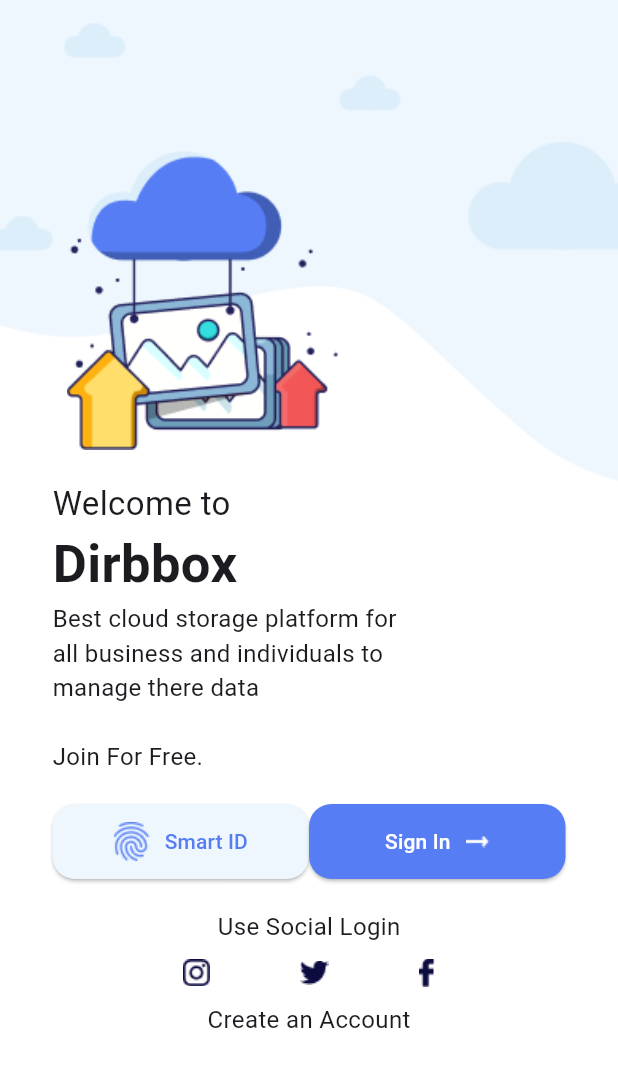
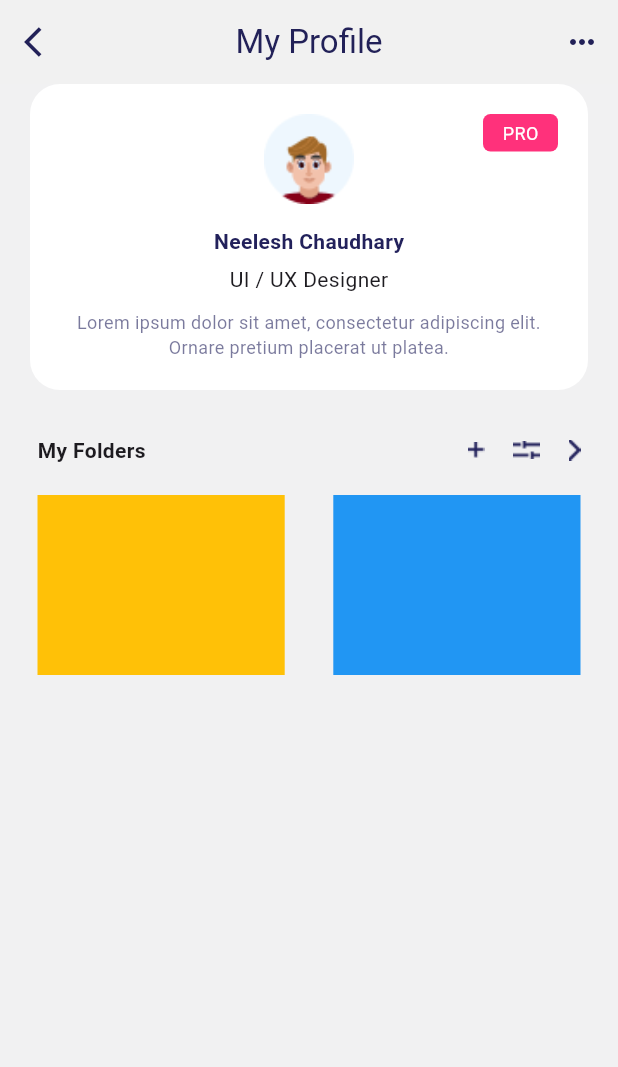
Before and after one commit to masradeen/dirbbox, a Flutter app: the screen it shows after launch, on a phone screen of 412 x 824 dp. Shown: the top 1067 px of the screen. Run offline on Flutter 3.47's test engine with Material 3 defaults, Android fonts, the phone set to English and light mode, and no system bars; missing offline and left inert: dart:html.

Commit message:
Menambhakna file profile_page dan icon2 pendukung

```diff
--- a/lib/main.dart
+++ b/lib/main.dart
@@ -1,5 +1,6 @@
 import 'package:flutter/material.dart';
 import './pages/login_page.dart';
+import './pages/profile_page.dart';
 
 void main() {
   runApp(MyApp());
@@ -11,10 +12,13 @@ class MyApp extends StatelessWidget {
   Widget build(BuildContext context) {
     return MaterialApp(
       debugShowCheckedModeBanner: false,
-      home: LoginPage(),
-      initialRoute: LoginPage.nameRoute,
+      // home: LoginPage(),
+      home: ProfilePage(),
+      // initialRoute: LoginPage.nameRoute,
+      initialRoute: ProfilePage.nameRoute,
       routes: {
         LoginPage.nameRoute: (context) => LoginPage(),
+        ProfilePage.nameRoute: (context) => ProfilePage(),
       },
     );
   }
--- /dev/null
+++ b/lib/pages/profile_page.dart
@@ -0,0 +1,160 @@
+import 'dart:html';
+
+import 'package:flutter/material.dart';
+
+class ProfilePage extends StatelessWidget {
+  static const nameRoute = '/profilepage';
+
+  @override
+  Widget build(BuildContext context) {
+    return Scaffold(
+      backgroundColor: Color(0xFFF1F1F2),
+      appBar: AppBar(
+        elevation: 0,
+        backgroundColor: Color(0xFFF1F1F1),
+        leading: IconButton(
+          onPressed: () {},
+          icon: Icon(
+            Icons.arrow_back_ios,
+            color: Color(0xFF222158),
+          ),
+        ),
+        title: Text(
+          "My Profile",
+          style: TextStyle(
+            color: Color(0xFF222158),
+          ),
+        ),
+        actions: [
+          IconButton(
+            onPressed: () {},
+            icon: Icon(
+              Icons.more_horiz_sharp,
+              color: Color(0xFF222158),
+            ),
+          ),
+        ],
+        centerTitle: true,
+      ),
+      body: ListView(
+        children: [
+          Container(
+            margin: EdgeInsets.symmetric(horizontal: 20),
+            padding: EdgeInsets.all(20),
+            decoration: BoxDecoration(
+              color: Colors.white,
+              borderRadius: BorderRadius.circular(20),
+            ),
+            child: Stack(
+              children: [
+                Column(
+                  children: [
+                    Container(
+                      width: 60,
+                      height: 60,
+                      child: Image.asset(
+                        "assets/images/profile.png",
+                        fit: BoxFit.cover,
+                      ),
+                    ),
+                    SizedBox(height: 15,),
+                    Text(
+                      "Neelesh Chaudhary",
+                      style: TextStyle(
+                        color: Color(0xFF22215B),
+                        fontSize: 14,
+                        fontWeight: FontWeight.bold,
+                      ),
+                    ),
+                    SizedBox(height: 5,),
+                    Text(
+                      "UI / UX Designer",
+                      style: TextStyle(
+                        fontSize: 14,
+                      ),
+                    ),
+                    SizedBox(height: 10,),
+                    Text(
+                      "Lorem ipsum dolor sit amet, consectetur adipiscing elit. Ornare pretium placerat ut platea.",
+                      textAlign: TextAlign.center,
+                      style: TextStyle(
+                        color: Color(0xFF22215B).withOpacity(0.6),
+                        fontSize: 12,
+                      ),
+                    ),
+                  ],
+                ),
+                Align(
+                  alignment: Alignment.topRight,
+                  child: Container(
+                    width: 50,
+                    height: 25,
+                    decoration: BoxDecoration(
+                      color: Color(0xFFFF317B),
+                      borderRadius: BorderRadius.circular(5),
+                    ),
+                    child: Center(
+                      child: Text(
+                        "PRO",
+                        style: TextStyle(
+                          fontSize: 12,
+                          color: Colors.white,
+                        ),
+                      ),
+                    ),
+                  ),
+                ),
+              ],
+            ),
+          ),
+          SizedBox(height: 30,),
+          Padding(
+            padding: const EdgeInsets.symmetric(horizontal: 25),
+            child: Row(
+              mainAxisAlignment: MainAxisAlignment.spaceBetween,
+              children: [
+                Text(
+                  "My Folders",
+                  style: TextStyle(
+                    fontSize: 14,
+                    fontWeight: FontWeight.bold,
+                  ),
+                ),
+                Container(
+                  width: 75,
+                  child: Row(
+                    mainAxisAlignment: MainAxisAlignment.spaceBetween,
+                    children: [
+                      Image.asset("assets/icons/plus.png"),
+                      Image.asset("assets/icons/setting.png"),
+                      Image.asset("assets/icons/panah-kanan2.png"),
+                    ],
+                  ),
+                ),
+              ],
+            ),
+          ),
+          SizedBox(height: 20,),
+          Padding(
+            padding: const EdgeInsets.symmetric(horizontal: 25),
+            child: Row(
+              mainAxisAlignment: MainAxisAlignment.spaceBetween,
+              children: [
+                Container(
+                  width: MediaQuery.of(context).size.width * 0.4,
+                  height: 120,
+                  color: Colors.amber,
+                ),
+                Container(
+                  width: MediaQuery.of(context).size.width * 0.4,
+                  height: 120,
+                  color: Colors.blue,
+                ),
+              ],
+            ),
+          ),
+        ],
+      ),
+    );
+  }
+}
```
Also changed, not shown: assets/icons/folder-biru.png (added), assets/icons/folder-hijau.png (added), assets/icons/folder-kuning.png (added), assets/icons/folder-merah.png (added), assets/icons/panah-kanan2.png (added), assets/icons/plus.png (added), assets/icons/setting.png (added), assets/images/profile.png (added).
